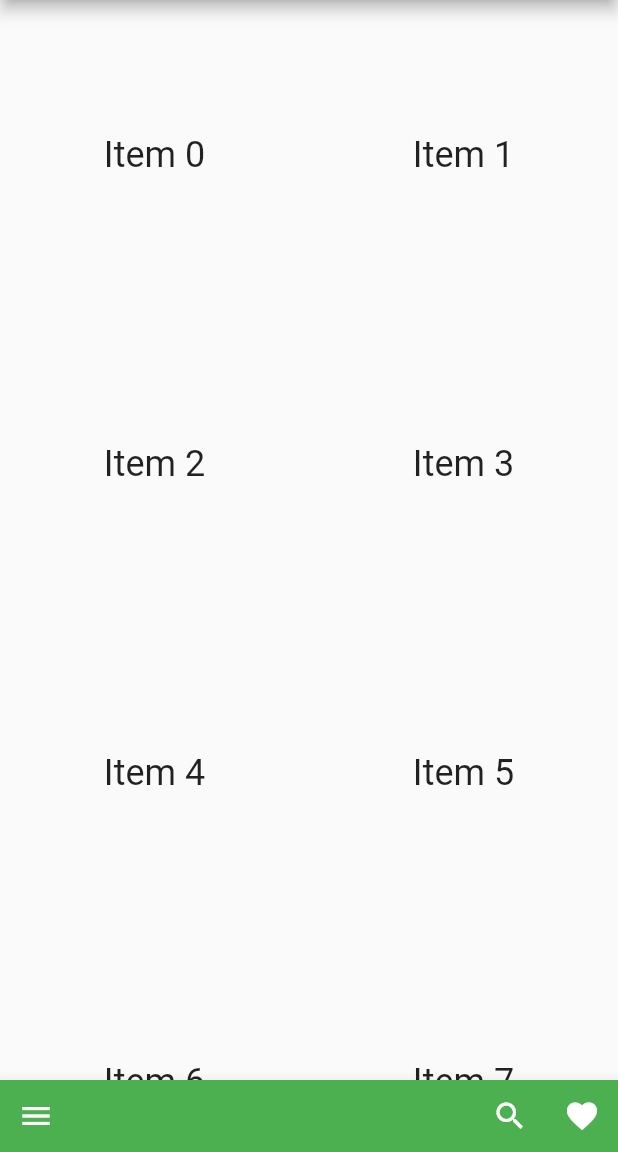
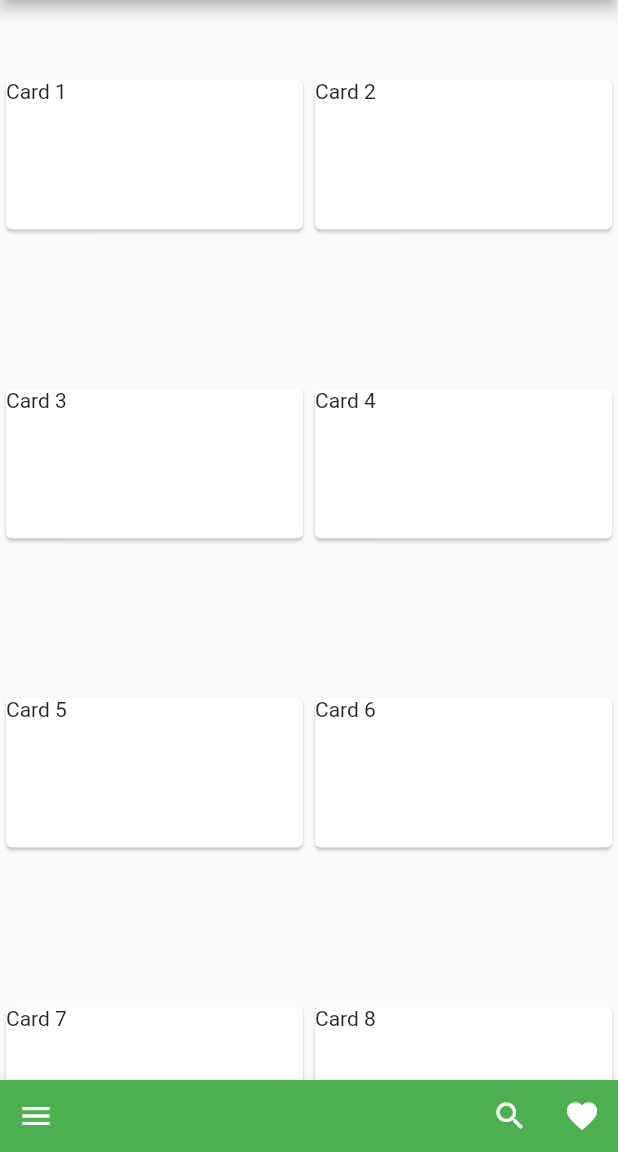
Before and after one commit to faluciano/apocalypse, a Flutter app: the screen it shows after launch, after a tap on the "menu" icon, on a phone screen of 412 x 824 dp, the part 84-1236 px from its top. Run offline on Flutter 3.47's test engine with Material 2 defaults, Android fonts, the phone set to English and light mode, and no system bars.

Commit message:
Changed card content and added boileplate functions

```diff
--- a/spotlix/lib/bottom_nav.dart
+++ b/spotlix/lib/bottom_nav.dart
@@ -19,18 +19,24 @@ class _BottomNav extends State<BottomNav> {
             IconButton(
               tooltip: 'Open navigation menu',
               icon: const Icon(Icons.menu),
-              onPressed: () {},
+              onPressed: () {
+                debugPrint("Nav menu");
+              },
             ),
             const Spacer(),
             IconButton(
               tooltip: 'Search',
               icon: const Icon(Icons.search),
-              onPressed: () {},
+              onPressed: () {
+                debugPrint("Search");
+              },
             ),
             IconButton(
               tooltip: 'Favorite',
               icon: const Icon(Icons.favorite),
-              onPressed: () {},
+              onPressed: () {
+                debugPrint("Favorite");
+              },
             ),
           ],
         ),
--- /dev/null
+++ b/spotlix/lib/card.dart
@@ -0,0 +1,29 @@
+import 'package:flutter/material.dart';
+
+class MyCard extends StatefulWidget {
+  const MyCard({Key? key, required this.number}) : super(key: key);
+
+  final int number;
+
+  @override
+  State<MyCard> createState() => _MyCard();
+}
+
+class _MyCard extends State<MyCard> {
+  @override
+  Widget build(BuildContext context) {
+    return Card(
+      child: InkWell(
+        splashColor: Colors.blue.withAlpha(30),
+        onTap: () {
+          debugPrint('Card ${widget.number} tapped.');
+        },
+        child: SizedBox(
+          width: 300,
+          height: 100,
+          child: Text('Card ${widget.number}'),
+        ),
+      ),
+    );
+  }
+}
--- a/spotlix/lib/home.dart
+++ b/spotlix/lib/home.dart
@@ -1,5 +1,6 @@
 import 'package:flutter/material.dart';
 import 'bottom_nav.dart';
+import 'card.dart';
 
 class MyHomePage extends StatefulWidget {
   const MyHomePage({Key? key, required this.title}) : super(key: key);
@@ -24,10 +25,7 @@ class _MyHomePageState extends State<MyHomePage> {
         // Generate 100 widgets that display their index in the List.
         children: List.generate(100, (index) {
           return Center(
-            child: Text(
-              'Item $index',
-              style: Theme.of(context).textTheme.headline5,
-            ),
+            child: MyCard(number: index + 1),
           );
         }),
       ),
```
